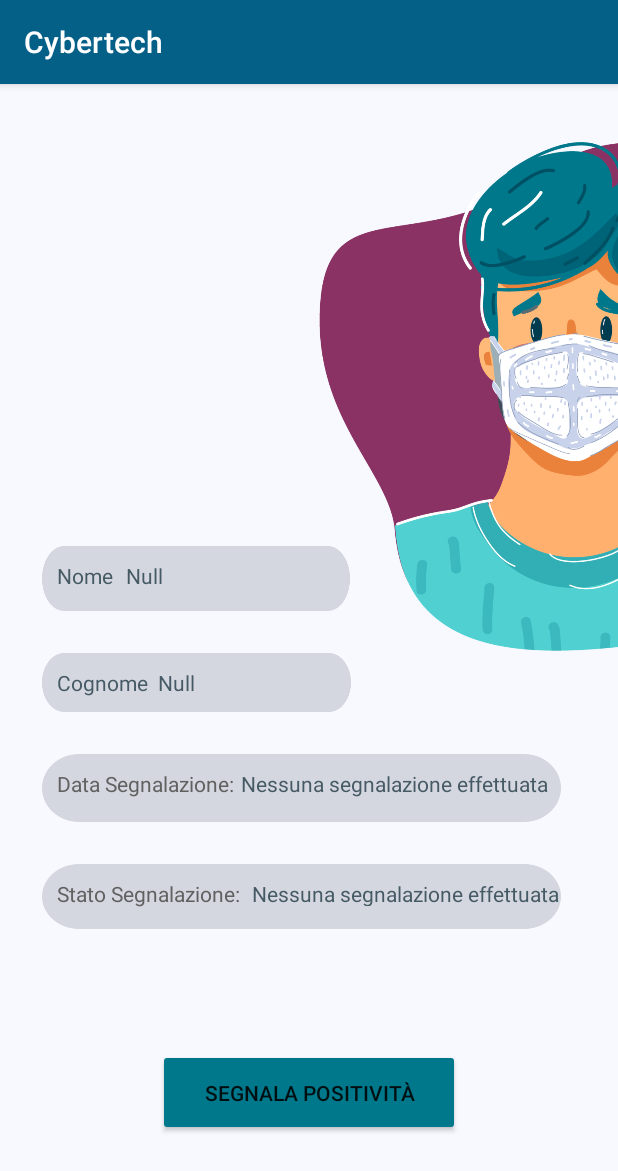
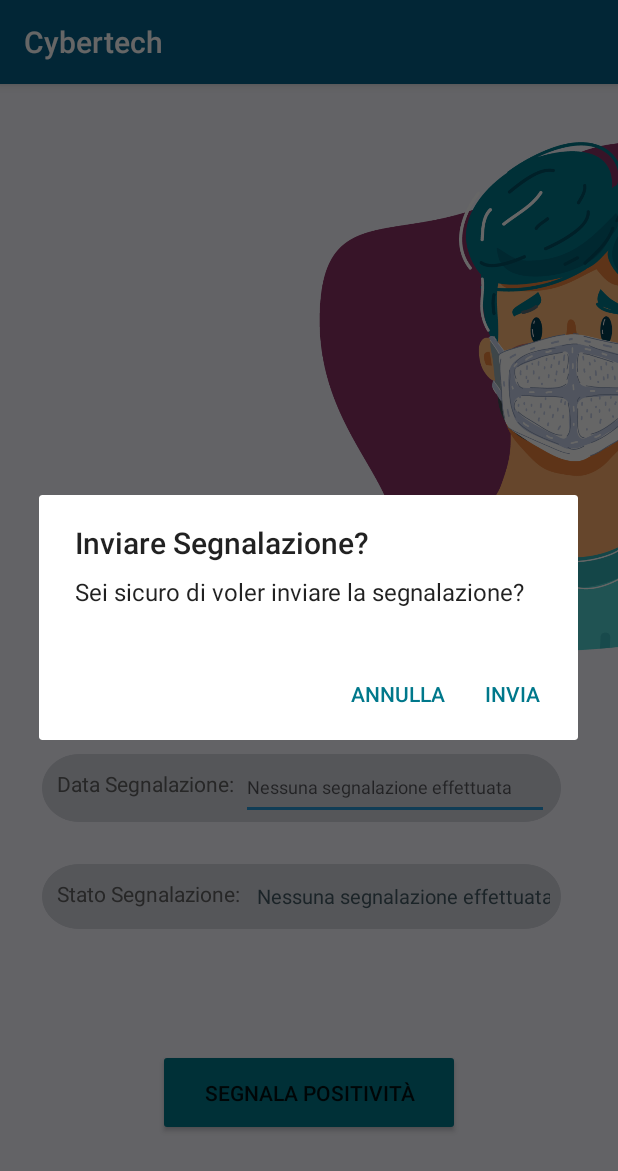
Before and after one commit to davide913/CyberTech, an Android app: the fragment ManifestPositivityFragment shown on its own in the app's theme, after a tap on "SEGNALA POSITIVITÀ", on a phone screen of 412 x 824 dp. Shown: the top 1171 px of the screen. Run offline under Robolectric (Android 15) with nearby library versions, the phone set to English and light mode, and no system bars; 3 statements that could not run were skipped.

Commit message:
RImosse activity per segnalare negatività e positività ed unito tutto in unico Fragment

```diff
--- a/Client/app/src/main/java/it/unive/cybertech/gestione_covid/HomePage.java
+++ b/Client/app/src/main/java/it/unive/cybertech/gestione_covid/HomePage.java
@@ -46,7 +46,6 @@ public class HomePage extends Fragment {
     private void setupViewPager(ViewPager viewPager) {
         Adapter adapter = new Adapter(getChildFragmentManager());
         adapter.addFragment(new ManifestPositivityFragment(), "Segnala Positività");
-        adapter.addFragment(new ManifestNegativityFragment(), "Segnala Guarigione");
         adapter.addFragment(new PosReportedFragment(), "Segnalazioni Ricevute");
         viewPager.setAdapter(adapter);
     }
--- a/Client/app/src/main/java/it/unive/cybertech/gestione_covid/ManifestNegativityFragment.java
+++ b/Client/app/src/main/java/it/unive/cybertech/gestione_covid/ManifestNegativityFragment.java
@@ -1,3 +1,6 @@
+//INUTILIZZATA
+
+
 package it.unive.cybertech.gestione_covid;
 
 import android.content.DialogInterface;
--- a/Client/app/src/main/java/it/unive/cybertech/gestione_covid/ManifestPositivityFragment.java
+++ b/Client/app/src/main/java/it/unive/cybertech/gestione_covid/ManifestPositivityFragment.java
@@ -20,7 +20,10 @@ import android.view.ViewGroup;
 import android.widget.Button;
 import android.widget.TextView;
 
+import java.text.ParseException;
+import java.text.SimpleDateFormat;
 import java.util.ArrayList;
+import java.util.Date;
 
 import it.unive.cybertech.MainActivity;
 import it.unive.cybertech.R;
@@ -49,37 +52,45 @@ public class ManifestPositivityFragment extends Fragment {
         TextView mDateSign = v.findViewById(R.id.textView_dateAlert2);
         TextView mStateSign = v.findViewById(R.id.textView_stateAlert2);
         Button signPosButton = v.findViewById(R.id.button_alertPos);
-
-
+        Button bManifestNegativity = v.findViewById(R.id.button_signGua);
 
           mNome.setText(user.getName());
           mCognome.setText(user.getSurname());
 
           if(user.getPositiveSince() != null){
-                mDateSign.setText(convertDate(user.getPositiveSince().toString()));
+                mDateSign.setText(convertDate(user.getPositiveSince().toDate().toString()));
                 mStateSign.setText("Positivo");
+                signPosButton.setVisibility(View.INVISIBLE);
+                bManifestNegativity.setVisibility(View.VISIBLE);
           }
           else{
-                mDateSign.setText("Nessuna segnalazione inviata");
+                mDateSign.setHint("Nessuna segnalazione inviata");
                 mStateSign.setText("Negativo");
+              signPosButton.setVisibility(View.VISIBLE);
+              bManifestNegativity.setVisibility(View.INVISIBLE);
           }
 
 
-
-
-
-        signPosButton.setOnClickListener(new View.OnClickListener() {
-            @Override
-            public void onClick(View v) {
-                if(user.getPositiveSince() != null){
+          bManifestNegativity.setOnClickListener(v1 -> {
               AlertDialog.Builder builder = new AlertDialog.Builder(v.getContext());
-                    builder.setTitle("Segnalazione già inviata precedentemente");
-                    builder.setMessage("Hai già effettuato una segnalazione, confermi di voler segnalarne un'altra?\n");
-                    builder.setPositiveButton("Conferma", new DialogInterface.OnClickListener() {
+              builder.setTitle("Invia Guarigione");
+              builder.setMessage("Confermi di voler inviare la segnalazione di guarigione?\n");
+              builder.setPositiveButton("Invia", new DialogInterface.OnClickListener() {
                   @Override
                   public void onClick(DialogInterface dialog, int which) {
-                            Intent intent = new Intent(getActivity(), ReportPositivityActivity.class);
-                            startActivityForResult(intent, 10001);
+                      Thread t = new Thread(new Runnable() {
+                          @Override
+                          public void run() {
+                              user.updatePositiveSince(null); //Imposta la data a Null sul database
+                          }
+                      });
+                      t.start();
+                      try {
+                          t.join();                           //Aspetta che il thread abbia finito prima di riaggiornare i fragments
+                      } catch (InterruptedException e) {
+                          e.printStackTrace();
+                      }
+                      updateFr();
                       dialog.cancel();
                   }
               });
@@ -90,15 +101,50 @@ public class ManifestPositivityFragment extends Fragment {
                   }
               });
               builder.create().show();
+          });
+
+
+
+
+
+        signPosButton.setOnClickListener(new View.OnClickListener() {
+            @Override
+            public void onClick(View v) {
+                AlertDialog.Builder builder = new AlertDialog.Builder(v.getContext());
+                builder.setTitle("Inviare Segnalazione?");
+                builder.setMessage("Sei sicuro di voler inviare la segnalazione?\n");
+                builder.setPositiveButton("Invia", new DialogInterface.OnClickListener() {
+                    @Override
+                    public void onClick(DialogInterface dialog, int which) {
+                        String data = mDateSign.getText().toString();
+                        try{
+                            SimpleDateFormat sdf = new SimpleDateFormat("dd/MM/yyyy"); // here set the pattern as you date in string was containing like date/month/year
+                            Date d = sdf.parse(data);
+                            Thread t = new Thread(new Runnable() {
+                                @Override
+                                public void run() {
+                                    user.updatePositiveSince(d); //TODO vedere se funziona
                                 }
-                else {
-                    Intent intent = new Intent(getActivity(), ReportPositivityActivity.class);
-                    startActivityForResult(intent, 10001);
+                            });
+                            t.start();
+                            t.join();
+                        }catch(ParseException | InterruptedException ex){
+                            // handle parsing exception if date string was different from the pattern applying into the SimpleDateFormat contructor
                         }
+                        updateFr();
+                        dialog.cancel();
+                    }
+                });
+                builder.setNegativeButton("Annulla", new DialogInterface.OnClickListener() {
+                    @Override
+                    public void onClick(DialogInterface dialog, int which) {
+                        dialog.cancel();
+                    }
+                });
+                builder.create().show();
 
             }
         });
-
 
 
     }
@@ -109,14 +155,6 @@ public class ManifestPositivityFragment extends Fragment {
         ft.replace(R.id.main_fragment_content, new it.unive.cybertech.gestione_covid.HomePage()).commit();
     }
 
-    @Override
-    public void onActivityResult(int requestCode, int resultCode, Intent data)
-    {
-        super.onActivityResult(requestCode, resultCode, data);
-        if ((requestCode == 10001) && (resultCode == Activity.RESULT_OK))
-            // recreate your fragment here
-            updateFr();
-    }
 
     private String convertDate(String date){
         ArrayList<String> mesi = new ArrayList<>();
@@ -154,4 +192,6 @@ public class ManifestPositivityFragment extends Fragment {
         return giorno + "/" + mese + "/" + anno;
     }
 
+
+
 }
--- a/Client/app/src/main/java/it/unive/cybertech/gestione_covid/ReportPositivityActivity.java
+++ b/Client/app/src/main/java/it/unive/cybertech/gestione_covid/ReportPositivityActivity.java
@@ -1,3 +1,6 @@
+//INUTILIZZATA
+
+
 package it.unive.cybertech.gestione_covid;
 
 import androidx.appcompat.app.AlertDialog;
--- a/Client/app/src/main/res/layout/fragment_manifest_positivity.xml
+++ b/Client/app/src/main/res/layout/fragment_manifest_positivity.xml
@@ -17,7 +17,7 @@
             android:background="@color/GhostWhite"
             app:layout_constraintBottom_toBottomOf="parent"
             app:layout_constraintEnd_toEndOf="parent"
-            app:layout_constraintHorizontal_bias="1.0"
+            app:layout_constraintHorizontal_bias="0.0"
             app:layout_constraintStart_toStartOf="parent"
             app:layout_constraintTop_toTopOf="parent"
             app:layout_constraintVertical_bias="0.0" />
@@ -82,7 +82,7 @@
             android:text="@string/state_alert"
             android:textColor="#616161"
             app:layout_constraintEnd_toEndOf="@+id/textView_dateAlert"
-            app:layout_constraintHorizontal_bias="0.509"
+            app:layout_constraintHorizontal_bias="0.0"
             app:layout_constraintStart_toStartOf="@+id/textView_dateAlert"
             app:layout_constraintTop_toBottomOf="@+id/textView_dateAlert" />
 
@@ -111,31 +111,39 @@
             app:layout_constraintStart_toStartOf="parent"
             app:layout_constraintTop_toBottomOf="@+id/textView_nome" />
 
+        <EditText
+            android:id="@+id/textView_dateAlert2"
+            android:layout_width="205dp"
+            android:layout_height="44dp"
+            android:hint="@string/no_sign"
+            android:inputType="date"
+            android:paddingTop="10dp"
+            android:textColor="#455A64"
+            android:textSize="12sp"
+            app:layout_constraintBottom_toBottomOf="@+id/textView_dateAlert"
+            app:layout_constraintEnd_toEndOf="@+id/textView_dateAlert"
+            app:layout_constraintHorizontal_bias="0.943"
+            app:layout_constraintStart_toStartOf="@+id/textView_dateAlert"
+            app:layout_constraintTop_toTopOf="@+id/textView_dateAlert"
+            app:layout_constraintVertical_bias="0.0"
+            tools:ignore="TouchTargetSizeCheck,DuplicateSpeakableTextCheck" />
+
         <TextView
-            android:id="@+id/textView_dateAlert2"
-            android:layout_width="216dp"
-            android:layout_height="29dp"
-            android:layout_marginTop="28dp"
+            android:id="@+id/textView_stateAlert2"
+            android:layout_width="195dp"
+            android:layout_height="41dp"
+            android:inputType="text"
             android:paddingTop="10dp"
             android:text="@string/no_sign"
             android:textColor="#455A64"
-            app:layout_constraintEnd_toEndOf="@+id/view"
-            app:layout_constraintHorizontal_bias="0.82"
-            app:layout_constraintStart_toStartOf="@+id/view"
-            app:layout_constraintTop_toBottomOf="@+id/textView_cognome" />
-
-        <TextView
-            android:id="@+id/textView_stateAlert2"
-            android:layout_width="218dp"
-            android:layout_height="28dp"
-            android:layout_marginTop="28dp"
-            android:paddingTop="10dp"
-            android:text="@string/no_sign"
-            android:textColor="#455A64"
-            app:layout_constraintEnd_toEndOf="@+id/view"
-            app:layout_constraintHorizontal_bias="0.865"
-            app:layout_constraintStart_toStartOf="@+id/view"
-            app:layout_constraintTop_toBottomOf="@+id/textView_dateAlert" />
+            android:textSize="13sp"
+            app:layout_constraintBottom_toBottomOf="@+id/textView_stateAlert"
+            app:layout_constraintEnd_toEndOf="@+id/textView_stateAlert"
+            app:layout_constraintHorizontal_bias="0.953"
+            app:layout_constraintStart_toStartOf="@+id/textView_stateAlert"
+            app:layout_constraintTop_toTopOf="@+id/textView_stateAlert"
+            app:layout_constraintVertical_bias="1.0"
+            tools:ignore="TouchTargetSizeCheck" />
 
         <Button
             android:id="@+id/button_alertPos"
@@ -163,5 +171,20 @@
             app:layout_constraintVertical_bias="0.0"
             tools:ignore="ImageContrastCheck" />
 
+        <Button
+            android:id="@+id/button_signGua"
+            android:layout_width="198dp"
+            android:layout_height="58dp"
+            android:backgroundTint="@color/ciuc"
+            android:text="@string/manifest_negativity"
+            android:theme="@style/Button.ciuc"
+            android:visibility="invisible"
+            app:layout_constraintBottom_toBottomOf="@+id/view"
+            app:layout_constraintEnd_toEndOf="parent"
+            app:layout_constraintHorizontal_bias="0.492"
+            app:layout_constraintStart_toStartOf="parent"
+            app:layout_constraintTop_toBottomOf="@+id/textView_stateAlert"
+            app:layout_constraintVertical_bias="0.545" />
+
     </androidx.constraintlayout.widget.ConstraintLayout>
 </FrameLayout>
```
Lines whose indentation alone changed are shown as unchanged.
